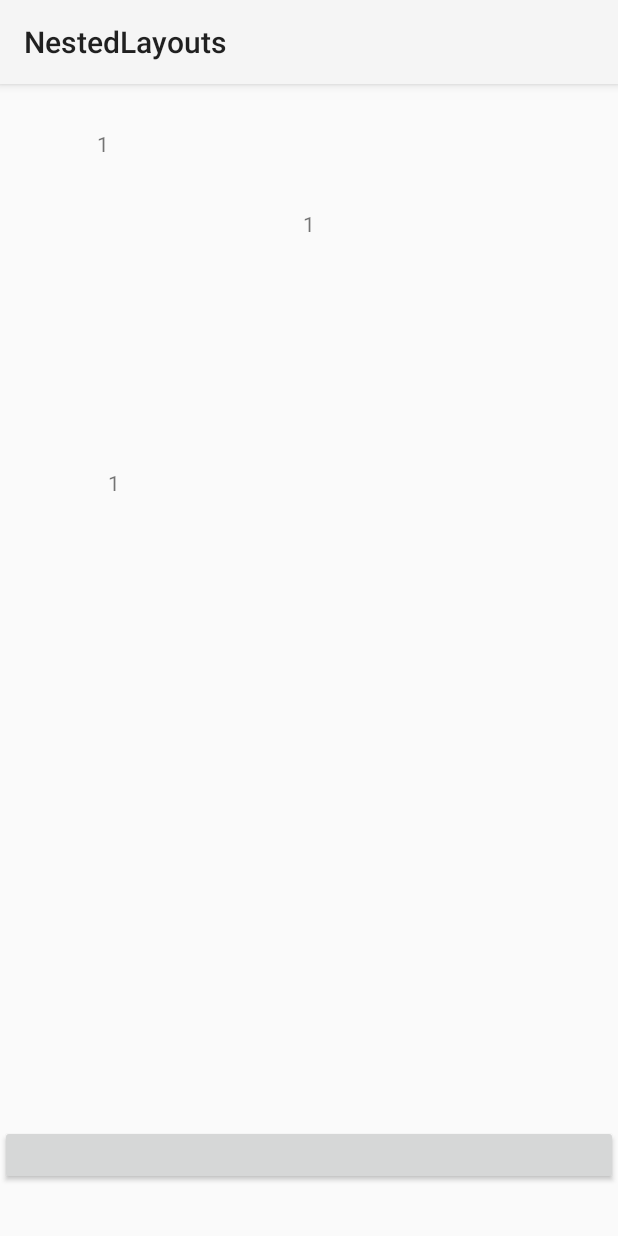
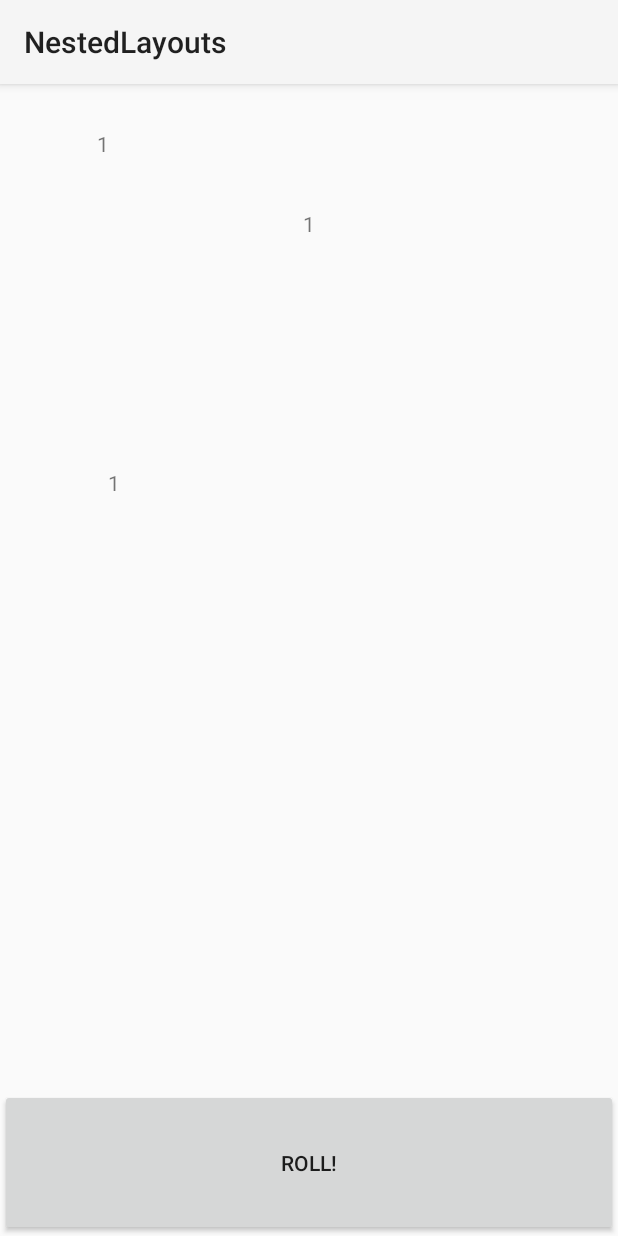
Before and after one commit to Risonna/Android-Development, an Android app: the screen it shows after launch (MainActivity), on a phone screen of 412 x 824 dp. Run offline under Robolectric (Android 15) with nearby library versions, the phone set to English and light mode, and no system bars.

Commit message:
Fixed ROLL! button

```diff
--- a/NestedLayouts/app/src/main/res/layout/activity_main.xml
+++ b/NestedLayouts/app/src/main/res/layout/activity_main.xml
@@ -84,7 +84,7 @@
     <androidx.constraintlayout.widget.ConstraintLayout
         android:id="@+id/constraintLayer"
         android:layout_width="match_parent"
-        android:layout_height="534dp">
+        android:layout_height="510dp">
 
         <TextView
             android:id="@+id/textView1C1"
@@ -124,7 +124,8 @@
     <Button
         android:id="@+id/MainButton"
         android:layout_width="match_parent"
-        android:layout_height="40dp"
+        android:layout_height="match_parent"
+        android:text="@string/roll"
         android:visibility="visible">
 
     </Button>
--- a/NestedLayouts/app/src/main/res/values/strings.xml
+++ b/NestedLayouts/app/src/main/res/values/strings.xml
@@ -1,4 +1,5 @@
 <resources>
     <string name="app_name">NestedLayouts</string>
     <string name="textview">1</string>
+    <string name="roll">ROLL!</string>
 </resources>
```
